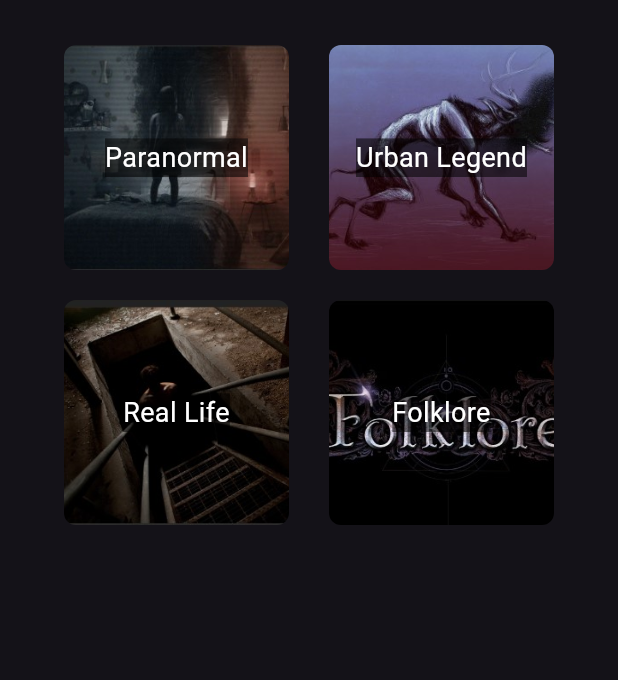
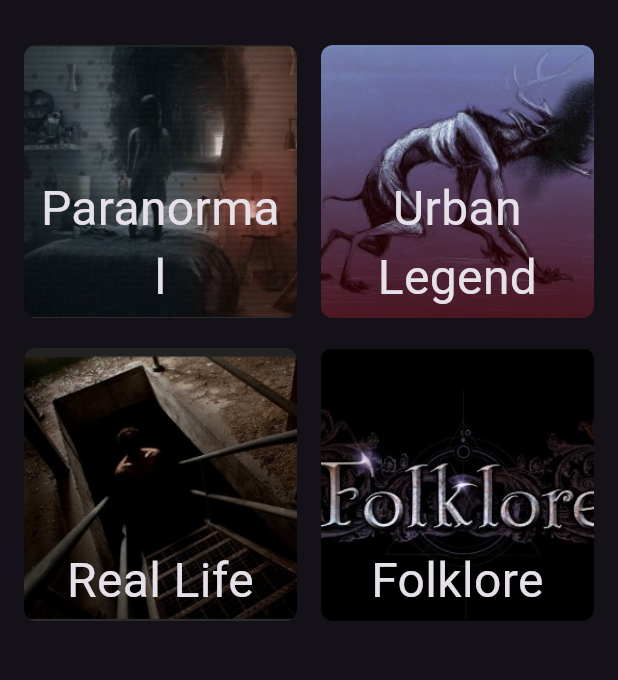
Before and after one commit to sha4hzaib/chillink_app-master, a Flutter app: the screen it shows after launch, on a phone screen of 412 x 824 dp, the part 63-743 px from its top. Run offline on Flutter 3.47's test engine with Material 3 defaults, Android fonts, the phone set to English and light mode, and no system bars; missing offline and left inert: simple_gesture_detector; Roboto replaces fonts that are missing (FontMain).

```diff
--- a/lib/screens/home_screen.dart
+++ b/lib/screens/home_screen.dart
@@ -4,6 +4,7 @@ import 'paranormal_screen.dart';
 import 'urban_legend_screen.dart';
 import 'real_life_screen.dart';
 import 'folklore_screen.dart';
+import 'completed_stories_screen.dart';
 
 class HomeScreen extends StatefulWidget {
   const HomeScreen({super.key});
@@ -13,7 +14,8 @@ class HomeScreen extends StatefulWidget {
 }
 
 class _HomeScreenState extends State<HomeScreen> {
-  Widget _buildImageBox(String imagePath, String title, Widget screen) {
+  Widget _buildImageBox(String imagePath, String title, Widget screen,
+      {TextStyle? textStyle}) {
     return InkWell(
       onTap: () {
         Navigator.push(
@@ -22,8 +24,6 @@ class _HomeScreenState extends State<HomeScreen> {
         );
       },
       child: Container(
-        height: 150,
-        width: 150,
         decoration: BoxDecoration(
           image: DecorationImage(
             image: AssetImage(imagePath),
@@ -31,15 +31,14 @@ class _HomeScreenState extends State<HomeScreen> {
           ),
           borderRadius: BorderRadius.circular(8),
         ),
-        alignment: Alignment.center,
+        alignment: Alignment.bottomCenter,
+        child: Container(
+          padding: const EdgeInsets.symmetric(vertical: 4.0, horizontal: 8.0),
           child: Text(
             title,
-          style: const TextStyle(
-            color: Colors.white,
-            fontSize: 18,
-            backgroundColor: Colors.black54,
+            style: textStyle ?? const TextStyle(color: Colors.white, fontSize: 18),
+            textAlign: TextAlign.center,
           ),
-          textAlign: TextAlign.center,
         ),
       ),
     );
@@ -48,81 +47,112 @@ class _HomeScreenState extends State<HomeScreen> {
   @override
   Widget build(BuildContext context) {
     return Scaffold(
-      appBar: AppBar(
-        title: const Text('ChillInk'),
-      ),
+      appBar: AppBar(title: const Text('ChillInk')),
       drawer: Drawer(
         child: ListView(
           padding: EdgeInsets.zero,
           children: [
-            DrawerHeader(
-              decoration: const BoxDecoration(
-                color: Colors.black54,
+            const DrawerHeader(
+              decoration: BoxDecoration(
+                color: Colors.black38,
+                image: DecorationImage(
+                  image: AssetImage('assets/images/MainMenu.png'),
+                  fit: BoxFit.cover,
                 ),
-              child: const Text(
-                'Menu',
+              ),
+              child: Align(
+                alignment: Alignment.bottomLeft,
+                child: Text(
+                  'Main Menu',
                   style: TextStyle(
                       color: Colors.white,
-                  fontSize: 24,
-                ),
-                textAlign: TextAlign.center,
+                      fontSize: 18,
+                      fontWeight: FontWeight.bold),
                 ),
               ),
-            ListTile(
-              contentPadding: EdgeInsets.symmetric(vertical: 8.0, horizontal: 16.0),
-              title: const Text('Profile', style: TextStyle(fontSize: 16)),
+            ),
+            _buildDrawerItem(
+                icon: Icons.person,
+                text: 'Profile',
                 onTap: () {
-                Navigator.pop(context); // Close the drawer
-                Navigator.push(context, MaterialPageRoute(builder: (context) => ProfileScreen()));
+                  Navigator.pop(context);
+                  Navigator.push(
+                      context, MaterialPageRoute(builder: (context) => ProfileScreen()));
+                }),
+            _buildDrawerItem(
+              icon: Icons.check_circle,
+              text: 'Completed Stories',
+              onTap: () {
+                Navigator.push(
+                  context,
+                  MaterialPageRoute(builder: (context) => CompletedStoriesScreen()),
+                );
               },
             ),
-            ListTile(
-              contentPadding: EdgeInsets.symmetric(vertical: 8.0, horizontal: 16.0),
-              title: const Text('Contact', style: TextStyle(fontSize: 16)),
+            _buildDrawerItem(
+                icon: Icons.email,
+                text: 'Contact',
                 onTap: () {
-                Navigator.pop(context); // Close the drawer
+                  Navigator.pop(context);
                   ScaffoldMessenger.of(context).showSnackBar(
                     const SnackBar(content: Text('Contact us at ChillInk@gmail.com')),
                   );
-              },
-            ),
-            ListTile(
-              contentPadding: EdgeInsets.symmetric(vertical: 8.0, horizontal: 16.0),
-              title: const Text('Settings', style: TextStyle(fontSize: 16)),
+                }),
+            _buildDrawerItem(
+                icon: Icons.settings,
+                text: 'Settings',
                 onTap: () {
                   Navigator.pop(context);
                   ScaffoldMessenger.of(context).showSnackBar(
                     const SnackBar(content: Text('Coming Soon in Next Update')),
                   );
-              },
-            ),
+                }),
           ],
         ),
       ),
       body: SafeArea(
         child: Padding(
           padding: const EdgeInsets.all(16.0),
-          child: Column(
+          child: GridView.count(
+            crossAxisCount: 2,
+            crossAxisSpacing: 16.0,
+            mainAxisSpacing: 20.0,
             children: [
-              Row(
-                mainAxisAlignment: MainAxisAlignment.spaceEvenly,
-                children: [
-                  _buildImageBox('assets/images/paranormal.jpg', 'Paranormal', ParanormalScreen()),
-                  _buildImageBox('assets/images/urban_legend.jpg', 'Urban Legend', UrbanLegendScreen()),
-                ],
-              ),
-              const SizedBox(height: 20),
-              Row(
-                mainAxisAlignment: MainAxisAlignment.spaceEvenly,
-                children: [
-                  _buildImageBox('assets/images/real_life.jpg', 'Real Life', RealLifeScreen()),
-                  _buildImageBox('assets/images/folklore.jpg', 'Folklore', FolkloreScreen()),
-                ],
-              ),
+              _buildImageBox('assets/images/paranormal.jpg', 'Paranormal',
+                  ParanormalScreen(),
+                  textStyle: const TextStyle(
+                      fontFamily: 'FontMain', fontSize: 32.0)),
+              _buildImageBox('assets/images/urban_legend.jpg', 'Urban Legend',
+                  UrbanLegendScreen(),
+                  textStyle: const TextStyle(
+                      fontFamily: 'FontMain', fontSize: 32.0)),
+              _buildImageBox('assets/images/real_life.jpg', 'Real Life',
+                  RealLifeScreen(),
+                  textStyle: const TextStyle(
+                      fontFamily: 'FontMain', fontSize: 32.0)),
+              _buildImageBox('assets/images/folklore.jpg', 'Folklore',
+                  FolkloreScreen(),
+                  textStyle: const TextStyle(
+                      fontFamily: 'FontMain', fontSize: 32.0)),
             ],
           ),
         ),
       ),
     );
   }
+
+  Widget _buildDrawerItem(
+      {required IconData icon,
+        required String text,
+        required GestureTapCallback onTap}) {
+    return ListTile(
+      contentPadding: const EdgeInsets.symmetric(vertical: 8.0, horizontal: 16.0),
+      leading: Icon(icon, color: Colors.black54),
+      title: Text(
+        text,
+        style: const TextStyle(fontSize: 16),
+      ),
+      onTap: onTap,
+    );
   }
+}
```
Also changed, not shown: lib/screens/completed_stories_screen.dart (added, +24 -0 lines), lib/screens/folklore_screen.dart (+28 -31 lines), lib/screens/paranormal_screen.dart (+24 -29 lines), lib/screens/profile_screen.dart (+83 -31 lines), lib/screens/real_life_screen.dart (+25 -30 lines), lib/screens/story_screen.dart (+77 -53 lines), lib/screens/urban_legend_screen.dart (+25 -30 lines), pubspec.yaml (+6 -4 lines), assets/images/MainMenu.png (added), pubspec.lock. Lines whose indentation alone changed are shown as unchanged.
